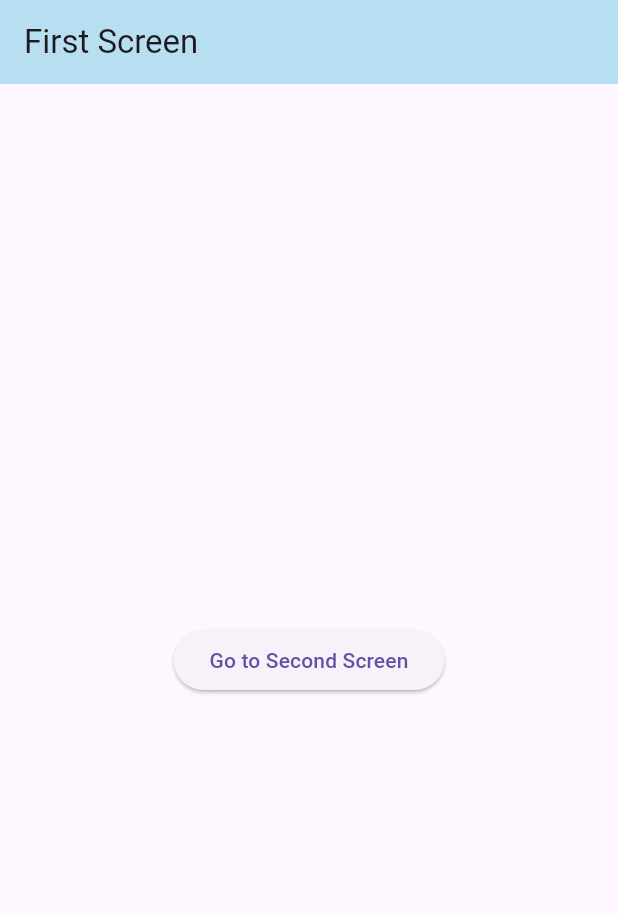
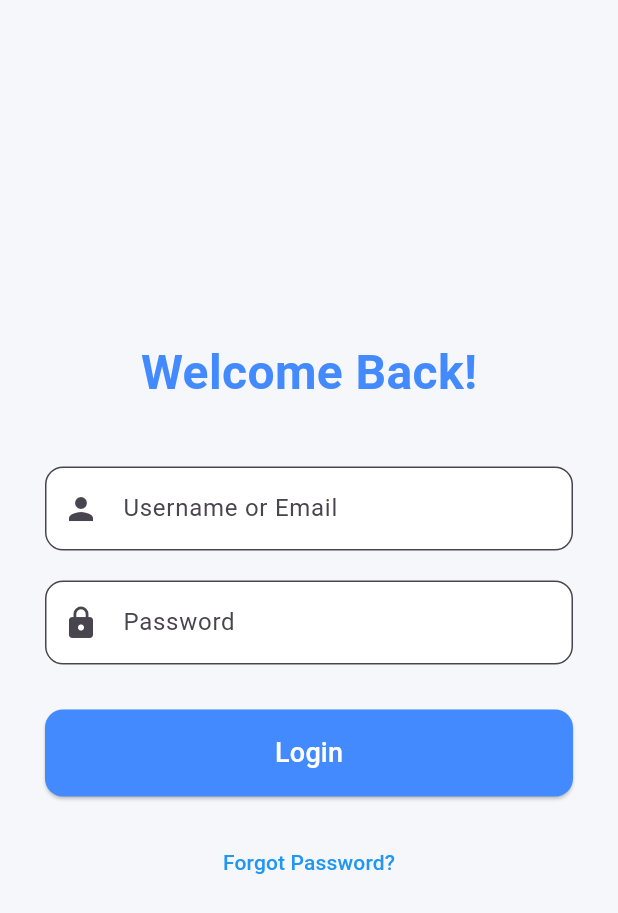
Before and after one commit to noobarafat/MAD_TrackerSheet, a Flutter app: the screen it shows after launch, on a phone screen of 412 x 824 dp. Shown: the top 913 px of the screen. Run offline on Flutter 3.47's test engine with Material 3 defaults, Android fonts, the phone set to English and light mode, and no system bars.

Commit message:
P6: Login Screen

```diff
--- a/lib/main.dart
+++ b/lib/main.dart
@@ -9,58 +9,118 @@ class MyApp extends StatelessWidget {
 
   @override
   Widget build(BuildContext context) {
-    return MaterialApp(
-      home: const FirstScreen(),
+    return const MaterialApp(
+      home: LoginScreen(),
       debugShowCheckedModeBanner: false,
     );
   }
 }
 
-class FirstScreen extends StatelessWidget {
-  const FirstScreen({super.key});
+class LoginScreen extends StatefulWidget {
+  const LoginScreen({super.key});
+
+  @override
+  State<LoginScreen> createState() => _LoginScreenState();
+}
+
+class _LoginScreenState extends State<LoginScreen> {
+  final _formKey = GlobalKey<FormState>();
+  final _usernameController = TextEditingController();
+  final _passwordController = TextEditingController();
+
+  void _submitLogin() {
+    if (_formKey.currentState!.validate()) {
+      // You can handle actual login here
+      ScaffoldMessenger.of(context).showSnackBar(
+        const SnackBar(content: Text('Login Successful')),
+      );
+    }
+  }
 
   @override
   Widget build(BuildContext context) {
     return Scaffold(
-      appBar: AppBar(
-        title: const Text('First Screen'),
-        backgroundColor: const Color.fromARGB(255, 184, 222, 241),
-      ),
+      backgroundColor: const Color(0xFFF5F7FA),
       body: Center(
-        child: ElevatedButton(
-          onPressed: () {
-            // Navigate to the second screen when tapped.
-            Navigator.push(
-              context,
-              MaterialPageRoute(builder: (context) => const SecondScreen()),
-            );
-          },
-          child: const Text('Go to Second Screen'),
+        child: SingleChildScrollView(
+          padding: const EdgeInsets.symmetric(horizontal: 30),
+          child: Form(
+            key: _formKey,
+            child: Column(
+              children: [
+                const Text(
+                  'Welcome Back!',
+                  style: TextStyle(
+                    fontSize: 32,
+                    fontWeight: FontWeight.bold,
+                    color: Colors.blueAccent,
+                  ),
+                ),
+                const SizedBox(height: 40),
+
+                // Username field
+                TextFormField(
+                  controller: _usernameController,
+                  decoration: InputDecoration(
+                    hintText: 'Username or Email',
+                    prefixIcon: const Icon(Icons.person),
+                    filled: true,
+                    fillColor: Colors.white,
+                    border: OutlineInputBorder(borderRadius: BorderRadius.circular(12)),
+                  ),
+                  validator: (value) =>
+                      value == null || value.isEmpty ? 'Username required' : null,
+                ),
+                const SizedBox(height: 20),
+
+                // Password field
+                TextFormField(
+                  controller: _passwordController,
+                  obscureText: true,
+                  decoration: InputDecoration(
+                    hintText: 'Password',
+                    prefixIcon: const Icon(Icons.lock),
+                    filled: true,
+                    fillColor: Colors.white,
+                    border: OutlineInputBorder(borderRadius: BorderRadius.circular(12)),
+                  ),
+                  validator: (value) =>
+                      value == null || value.isEmpty ? 'Password required' : null,
+                ),
+                const SizedBox(height: 30),
+
+                // Login Button
+                SizedBox(
+                  width: double.infinity,
+                  child: ElevatedButton(
+                    onPressed: _submitLogin,
+                    style: ElevatedButton.styleFrom(
+                      padding: const EdgeInsets.symmetric(vertical: 16),
+                      backgroundColor: Colors.blueAccent,
+                      shape: RoundedRectangleBorder(
+                        borderRadius: BorderRadius.circular(12),
+                      ),
+                    ),
+                    child: const Text(
+                      'Login',
+                      style: TextStyle(fontSize: 18, color: Colors.white),
+                    ),
+                  ),
+                ),
+
+                const SizedBox(height: 20),
+                TextButton(
+                  onPressed: () {},
+                  child: const Text(
+                    'Forgot Password?',
+                    style: TextStyle(color: Colors.blue),
+                  ),
+                ),
+              ],
+            ),
+          ),
         ),
       ),
     );
   }
 }
-
-class SecondScreen extends StatelessWidget {
-  const SecondScreen({super.key});
-
-  @override
-  Widget build(BuildContext context) {
-    return Scaffold(
-      appBar: AppBar(
-        title: const Text('Second Screen'),
-        backgroundColor: const Color.fromARGB(255, 184, 222, 241),
-      ),
-      body: Center(
-        child: ElevatedButton(
-          onPressed: () {
-            // Navigate back to the first screen when tapped.
-            Navigator.pop(context);
-          },
-          child: const Text('Back to First Screen'),
-        ),
-      ),
-    );
-  }
-}
```
